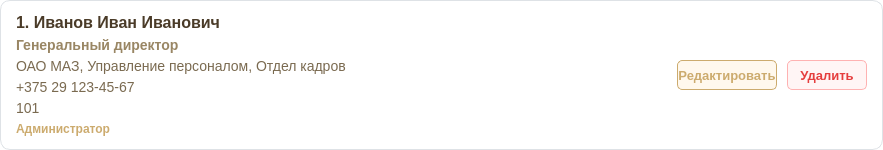
Before: the Qt Designer form client/ui/system/employees/employee_card.ui in lerakaplich/Documents, drawn with Qt 5.
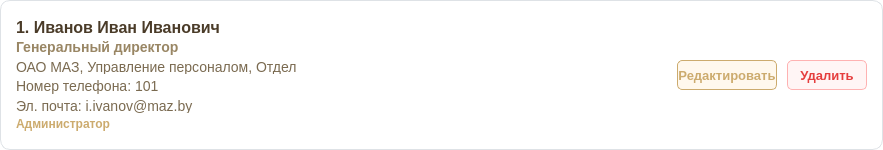
After: the same form once the commit is applied.

The edit to the form file:
```diff
--- a/client/ui/system/employees/employee_card.ui
+++ b/client/ui/system/employees/employee_card.ui
@@ -19,9 +19,15 @@
   <property name="maximumSize">
    <size>
     <width>16777215</width>
-    <height>150</height>
+    <height>200</height>
    </size>
   </property>
+  <property name="sizePolicy">
+   <sizepolicy hsizetype="Expanding" vsizetype="Preferred">
+    <horstretch>0</horstretch>
+    <verstretch>0</verstretch>
+   </sizepolicy>
+  </property>
   <property name="styleSheet">
    <string notr="true">
     QFrame#EmployeeCard {
@@ -43,13 +49,13 @@
     <number>15</number>
    </property>
    <property name="topMargin">
-    <number>2</number>
+    <number>8</number>
    </property>
    <property name="rightMargin">
     <number>15</number>
    </property>
    <property name="bottomMargin">
-    <number>2</number>
+    <number>8</number>
    </property>
    <item>
     <layout class="QHBoxLayout" name="buttonsLayout">
@@ -69,6 +75,15 @@
        </property>
        <item>
         <widget class="QLabel" name="nameLabel">
+         <property name="sizePolicy">
+          <sizepolicy hsizetype="Expanding" vsizetype="Preferred">
+           <horstretch>0</horstretch>
+           <verstretch>0</verstretch>
+          </sizepolicy>
+         </property>
+         <property name="wordWrap">
+          <bool>true</bool>
+         </property>
          <property name="styleSheet">
           <string notr="true">border: none; font-size: 16px; font-weight: bold; color: #4A3B28; background-color: transparent;</string>
          </property>
@@ -79,6 +94,15 @@
        </item>
        <item>
         <widget class="QLabel" name="positionLabel">
+         <property name="sizePolicy">
+          <sizepolicy hsizetype="Expanding" vsizetype="Preferred">
+           <horstretch>0</horstretch>
+           <verstretch>0</verstretch>
+          </sizepolicy>
+         </property>
+         <property name="wordWrap">
+          <bool>true</bool>
+         </property>
          <property name="styleSheet">
           <string notr="true">border: none; font-size: 14px; font-weight: 500; color: #998664; background-color: transparent;</string>
          </property>
@@ -89,6 +113,15 @@
        </item>
        <item>
         <widget class="QLabel" name="departmentLabel">
+         <property name="sizePolicy">
+          <sizepolicy hsizetype="Expanding" vsizetype="Preferred">
+           <horstretch>0</horstretch>
+           <verstretch>0</verstretch>
+          </sizepolicy>
+         </property>
+         <property name="wordWrap">
+          <bool>true</bool>
+         </property>
          <property name="styleSheet">
           <string notr="true">border: none; font-size: 14px; color: #7A6A50; background-color: transparent;</string>
          </property>
@@ -97,28 +130,55 @@
          </property>
         </widget>
        </item>
-       <item>
-        <widget class="QLabel" name="phoneLabel">
-         <property name="styleSheet">
-          <string notr="true">border: none; font-size: 14px; color: #7A6A50; background-color: transparent;</string>
-         </property>
-         <property name="text">
-          <string>+375 29 123-45-67</string>
-         </property>
-        </widget>
-       </item>
        <item>
         <widget class="QLabel" name="workPhoneLabel">
+         <property name="sizePolicy">
+          <sizepolicy hsizetype="Expanding" vsizetype="Preferred">
+           <horstretch>0</horstretch>
+           <verstretch>0</verstretch>
+          </sizepolicy>
+         </property>
+         <property name="wordWrap">
+          <bool>true</bool>
+         </property>
          <property name="styleSheet">
           <string notr="true">border: none; font-size: 14px; color: #7A6A50; background-color: transparent;</string>
          </property>
          <property name="text">
-          <string>101</string>
+          <string>Номер телефона: 101</string>
+         </property>
+        </widget>
+       </item>
+       <item>
+        <widget class="QLabel" name="emailLabel">
+         <property name="sizePolicy">
+          <sizepolicy hsizetype="Expanding" vsizetype="Preferred">
+           <horstretch>0</horstretch>
+           <verstretch>0</verstretch>
+          </sizepolicy>
+         </property>
+         <property name="wordWrap">
+          <bool>true</bool>
+         </property>
+         <property name="styleSheet">
+          <string notr="true">border: none; font-size: 14px; color: #7A6A50; background-color: transparent;</string>
+         </property>
+         <property name="text">
+          <string>Эл. почта: i.ivanov@maz.by</string>
          </property>
         </widget>
        </item>
        <item>
         <widget class="QLabel" name="rightsLabel">
+         <property name="sizePolicy">
+          <sizepolicy hsizetype="Expanding" vsizetype="Preferred">
+           <horstretch>0</horstretch>
+           <verstretch>0</verstretch>
+          </sizepolicy>
+         </property>
+         <property name="wordWrap">
+          <bool>true</bool>
+         </property>
          <property name="styleSheet">
           <string notr="true">border: none; font-size: 12px; font-weight: bold; color: #CCAB6E; background-color: transparent;</string>
          </property>
```
